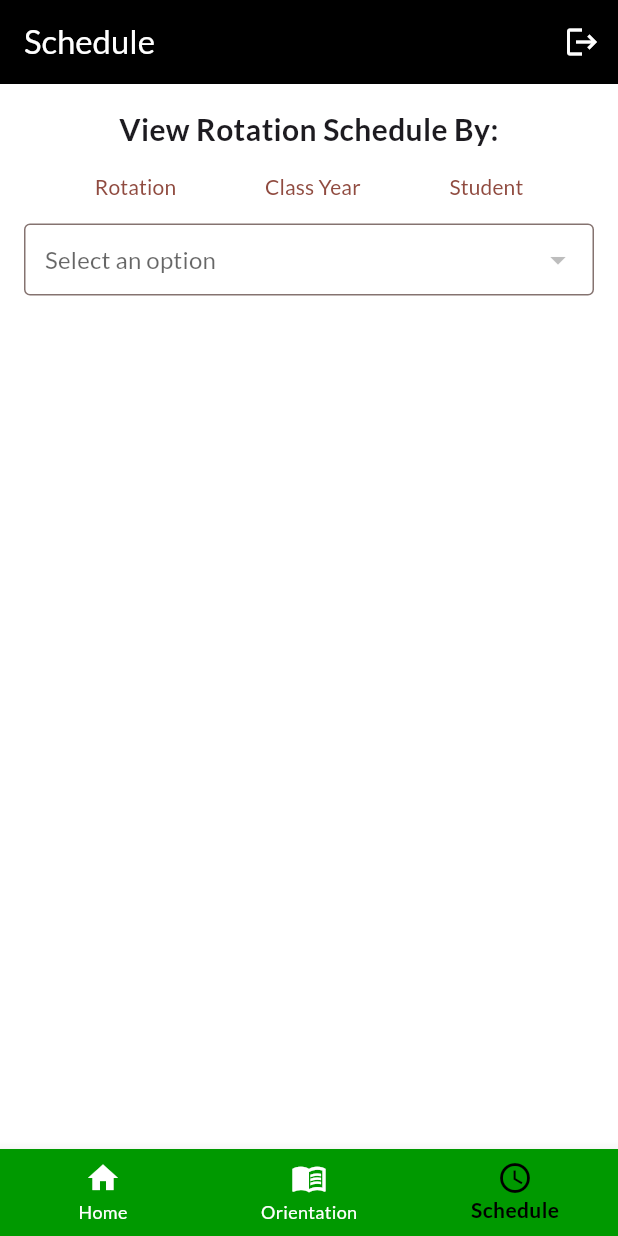
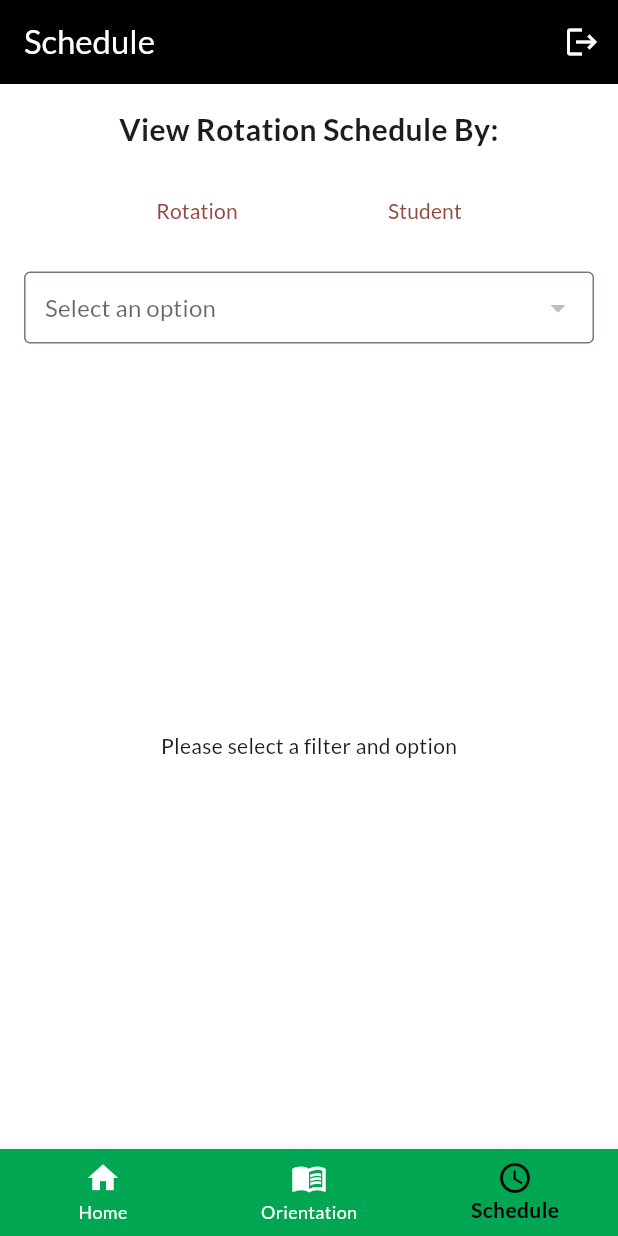
Before and after one commit to mfpullen22/makerere_app, a Flutter app: the screen it shows once a user with an empty profile is signed in, item 3 of the bottom bar chosen, on a phone screen of 412 x 824 dp. Run offline on Flutter 3.47's test engine with Material 3 defaults, Android fonts, the phone set to English and light mode, and no system bars; our stand-ins replace cloud_firestore, firebase_auth, firebase_core, firebase_storage, google_fonts; missing offline and left inert: syncfusion_flutter_pdfviewer; accounts and stored records are empty.

Commit message:
Schedule screen and Home Screen patched up

```diff
--- a/lib/screens/add_survey.dart
+++ b/lib/screens/add_survey.dart
@@ -2,7 +2,6 @@
 
 import "package:cloud_firestore/cloud_firestore.dart";
 import "package:firebase_auth/firebase_auth.dart";
-import 'package:intl/intl.dart';
 import "package:flutter/material.dart";
 import "package:makerere_app/screens/survey_pages/interpersonal_skills.dart";
 import "package:makerere_app/screens/survey_pages/medical_knowledge.dart";
--- a/lib/screens/pdf.dart
+++ b/lib/screens/pdf.dart
@@ -8,12 +8,9 @@ class PDFScreen extends StatelessWidget {
 
   @override
   Widget build(BuildContext context) {
-    print("Opening PDF from path: $path");
-
     final file = File(path);
 
     if (!file.existsSync()) {
-      print("File not found: $path");
       return Scaffold(
         appBar: AppBar(title: const Text('PDF Viewer')),
         body: const Center(
--- a/lib/screens/schedule.dart
+++ b/lib/screens/schedule.dart
@@ -16,7 +16,6 @@ class _ScheduleScreenState extends State<ScheduleScreen> {
   @override
   void initState() {
     super.initState();
-    // Initialize with an empty list or one of the categories as default.
     currentList = [];
     dropdownValue = null;
   }
@@ -39,14 +38,15 @@ class _ScheduleScreenState extends State<ScheduleScreen> {
         children: [
           const Center(
             child: Text(
+              "View Rotation Schedule By:",
               textAlign: TextAlign.center,
-              "View Rotation Schedule By:",
               style: TextStyle(
                 fontSize: 20,
                 fontWeight: FontWeight.bold,
               ),
             ),
           ),
+          const SizedBox(height: 16),
           Row(
             mainAxisAlignment: MainAxisAlignment.spaceEvenly,
             children: [
@@ -55,15 +55,12 @@ class _ScheduleScreenState extends State<ScheduleScreen> {
                 child: const Text("Rotation"),
               ),
               TextButton(
-                onPressed: () => updateDropdown(classes),
-                child: const Text("Class Year"),
-              ),
-              TextButton(
                 onPressed: () => updateDropdown(students),
                 child: const Text("Student"),
               ),
             ],
           ),
+          const SizedBox(height: 16),
           DropdownButtonFormField<String>(
             value: dropdownValue,
             hint: const Text("Select an option"),
@@ -81,18 +78,24 @@ class _ScheduleScreenState extends State<ScheduleScreen> {
             ),
             isExpanded: true,
           ),
-          if (currentList == classes)
-            Expanded(
-              child: getScheduleByYear(dropdownValue ?? "mmed1"),
+          const SizedBox(height: 16),
+          Expanded(
+            child: Builder(
+              builder: (context) {
+                if (currentList == rotations && dropdownValue != null) {
+                  // Show schedule by rotation (organized by schedule period)
+                  return getScheduleByRotation(dropdownValue!);
+                } else if (currentList == students && dropdownValue != null) {
+                  // Show schedule by student
+                  return getScheduleByStudent(dropdownValue!);
+                } else {
+                  return const Center(
+                    child: Text("Please select a filter and option"),
+                  );
+                }
+              },
             ),
-          if (currentList == students)
-            Expanded(
-              child: getScheduleByStudent(dropdownValue ?? "mmed1"),
-            ),
-          if (currentList == rotations)
-            const Expanded(
-              child: Text("Rotation Schedule Pending"),
-            ),
+          ),
         ],
       ),
     );
--- a/lib/screens/tabs.dart
+++ b/lib/screens/tabs.dart
@@ -4,6 +4,8 @@ import "package:flutter/material.dart";
 import "package:makerere_app/screens/home.dart";
 import "package:makerere_app/screens/presentation_list.dart";
 import "package:makerere_app/screens/schedule.dart";
+import 'package:makerere_app/screens/add_survey.dart';
+import 'package:makerere_app/screens/list_surveys.dart';
 
 class TabsScreen extends StatefulWidget {
   const TabsScreen({super.key});
@@ -17,15 +19,18 @@ class _TabsScreenState extends State<TabsScreen> {
   String? _userRole;
   bool _isLoading = true;
 
-  void _selectPage(int index) {
-    setState(() {
-      _selectedPageIndex = index;
-    });
-  }
+  late Widget _homeCurrentWidget;
 
   @override
   void initState() {
     super.initState();
+    _homeCurrentWidget = HomeScreen(
+      onNavigate: (Widget newScreen) {
+        setState(() {
+          _homeCurrentWidget = newScreen;
+        });
+      },
+    );
     _fetchUserRole();
   }
 
@@ -47,16 +52,42 @@ class _TabsScreenState extends State<TabsScreen> {
           _userRole = null;
           _isLoading = false;
         });
-        // Handle the case where the user document does not exist.
-        // For example, show an error message or navigate to an error page.
+        // Handle user doc not existing if needed.
       }
     }
   }
 
+  void _selectPage(int index) {
+    setState(() {
+      _selectedPageIndex = index;
+      // If the user taps the Home tab, reset to the original HomeScreen if we're not already showing it.
+      if (_selectedPageIndex == 0 && _homeCurrentWidget is! HomeScreen) {
+        _homeCurrentWidget = HomeScreen(
+          onNavigate: (Widget newScreen) {
+            setState(() {
+              _homeCurrentWidget = newScreen;
+            });
+          },
+        );
+      }
+    });
+  }
+
   @override
   Widget build(BuildContext context) {
-    Widget activePage = const HomeScreen();
-    Widget activePageTitle = const Column(
+    Widget activePage;
+    Widget activePageTitle;
+
+    bool isHomeTab = (_selectedPageIndex == 0);
+
+    if (isHomeTab) {
+      activePage = _homeCurrentWidget;
+
+      // Determine title and whether we need a back button.
+      if (_homeCurrentWidget is HomeScreen) {
+        activePageTitle = const Column(
+          crossAxisAlignment: CrossAxisAlignment.start,
+          mainAxisAlignment: MainAxisAlignment.center,
           children: [
             Text(
               "Makerere University",
@@ -68,14 +99,33 @@ class _TabsScreenState extends State<TabsScreen> {
             ),
           ],
         );
-
-    if (_selectedPageIndex == 1) {
+      } else {
+        // If we're not on the main HomeScreen, adjust the title based on the current widget.
+        if (_homeCurrentWidget is ListSurveysScreen) {
+          activePageTitle = const Text(
+            "My Reviews",
+            style: TextStyle(color: Colors.white),
+          );
+        } else if (_homeCurrentWidget is AddSurveyScreen) {
+          activePageTitle = const Text(
+            "Add Student Review",
+            style: TextStyle(color: Colors.white),
+          );
+        } else {
+          activePageTitle = const Text(
+            "Makerere University",
+            style: TextStyle(color: Colors.white),
+          );
+        }
+      }
+    } else if (_selectedPageIndex == 1) {
       activePage = const PresentationListScreen();
       activePageTitle = const Text(
         "Presentation Materials",
         style: TextStyle(color: Colors.white),
       );
-    } else if (_selectedPageIndex == 2) {
+    } else {
+      // _selectedPageIndex == 2
       activePage = const ScheduleScreen();
       activePageTitle = const Text(
         "Schedule",
@@ -83,8 +133,29 @@ class _TabsScreenState extends State<TabsScreen> {
       );
     }
 
+    // Determine if we should show a back button: Only show it on the Home tab if we're not on the initial HomeScreen.
+    Widget? leadingWidget;
+    if (isHomeTab && _homeCurrentWidget is! HomeScreen) {
+      leadingWidget = IconButton(
+        icon: const Icon(Icons.arrow_back),
+        color: Colors.white,
+        onPressed: () {
+          setState(() {
+            _homeCurrentWidget = HomeScreen(
+              onNavigate: (Widget newScreen) {
+                setState(() {
+                  _homeCurrentWidget = newScreen;
+                });
+              },
+            );
+          });
+        },
+      );
+    }
+
     return Scaffold(
       appBar: AppBar(
+        leading: leadingWidget,
         title: activePageTitle,
         backgroundColor: Colors.black,
         actions: [
@@ -97,9 +168,11 @@ class _TabsScreenState extends State<TabsScreen> {
           ),
         ],
       ),
-      body: activePage,
+      body: _isLoading
+          ? const Center(child: CircularProgressIndicator())
+          : activePage,
       bottomNavigationBar: BottomNavigationBar(
-        backgroundColor: const Color.fromRGBO(0, 153, 0, 50),
+        backgroundColor: const Color.fromRGBO(0, 166, 81, 1.0),
         onTap: _selectPage,
         currentIndex: _selectedPageIndex,
         selectedItemColor: Colors.black,
```
Also changed, not shown: lib/providers/schedule_service.dart (+74 -21 lines), lib/screens/home.dart (+23 -18 lines), lib/screens/list_surveys.dart (+4 -26 lines), lib/screens/presentation_list.dart (+1 -14 lines), pubspec.lock, 1 other file. Lines whose indentation alone changed are shown as unchanged.
